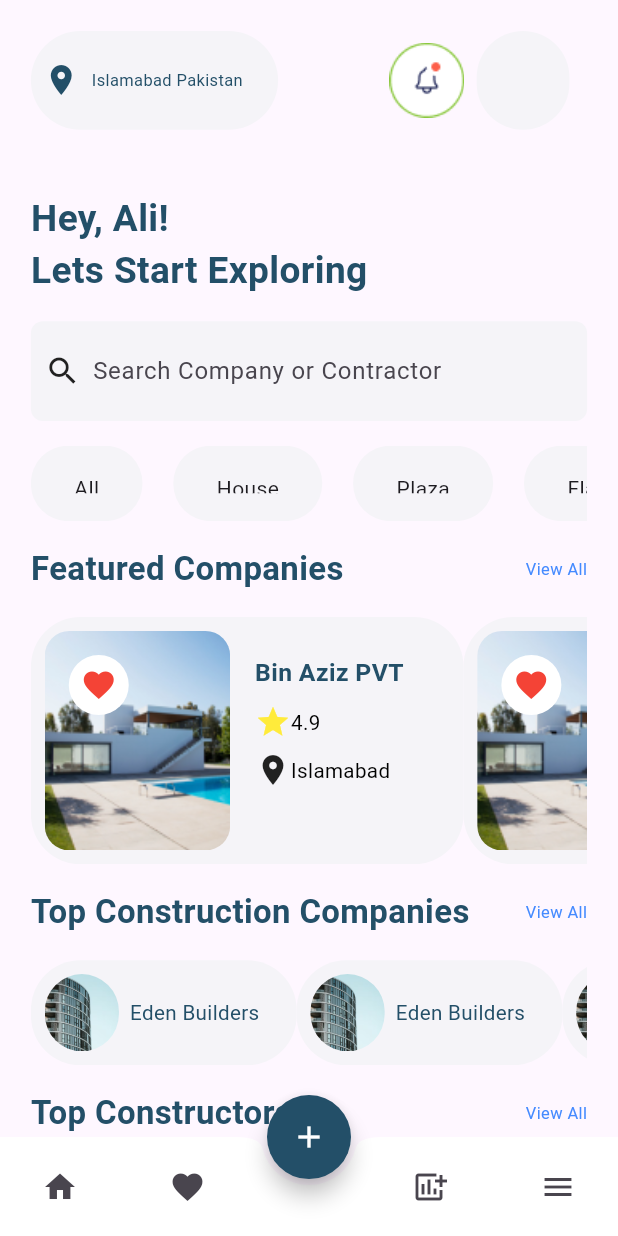
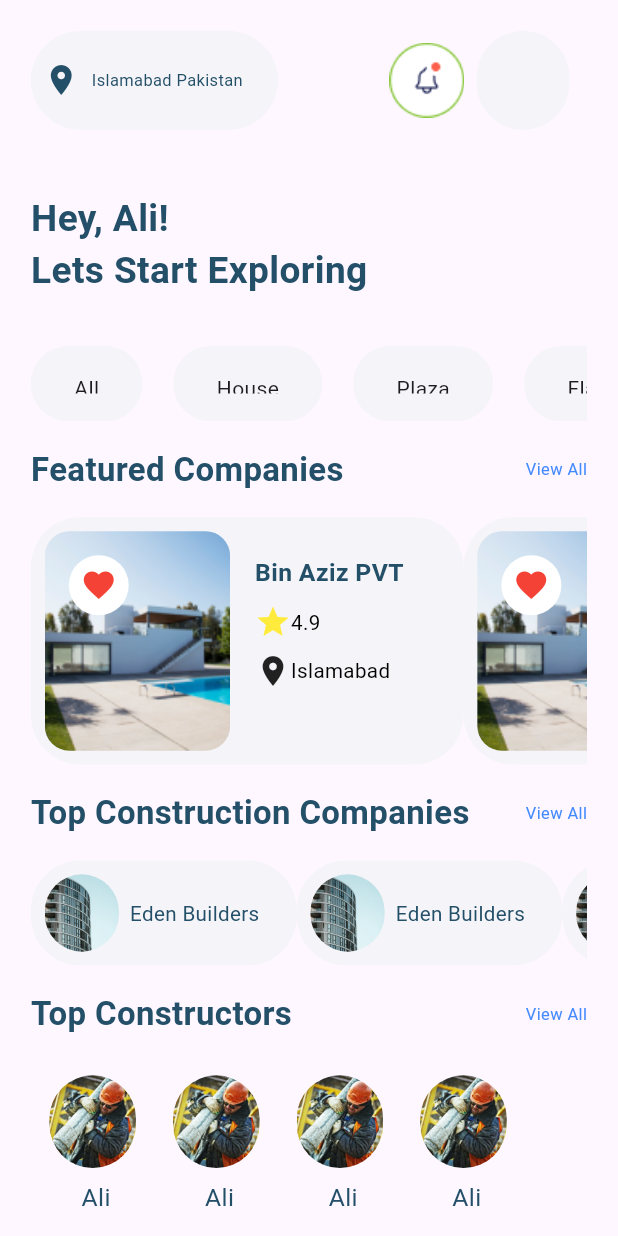
Before and after one commit to aneeq178/Build-Bind, a Flutter app: the Dashboard screen opened directly, on a phone screen of 412 x 824 dp. Run offline on Flutter 3.47's test engine with Material 3 defaults, Android fonts, the phone set to English and light mode, and no system bars; our stand-ins replace persistent_bottom_nav_bar, sizer.

Commit message:
18/02
Bottom nav

```diff
--- a/lib/View/home/dashboard_screen.dart
+++ b/lib/View/home/dashboard_screen.dart
@@ -26,59 +26,6 @@ class _DashboardState extends State<Dashboard> {
   @override
   Widget build(BuildContext context) {
     return Scaffold(
-      bottomNavigationBar:  BottomAppBar(
-        height: 8.h,
-        color: APPCOLORS.WHITE,
-        shape: CircularNotchedRectangle(),
-        child: Container(
-          decoration: BoxDecoration(
-            borderRadius: BorderRadius.only(
-              topLeft: Radius.circular(5.w),
-              topRight: Radius.circular(5.w),
-            ),
-          ),
-          child: Row(
-            mainAxisSize: MainAxisSize.max,
-            mainAxisAlignment: MainAxisAlignment.spaceBetween,
-            children: <Widget>[
-              IconButton(
-                icon: Icon(Icons.home),
-                onPressed: () {
-                },
-              ),
-              IconButton(
-                icon: Icon(Icons.favorite),
-                onPressed: () {
-                  Navigator.push(context, MaterialPageRoute(builder: (context)=>FavouriteScreen()));
-                },
-              ),
-              SizedBox(width: 40.0),
-              IconButton(
-                icon: Icon(Icons.add_chart),
-                onPressed: () {
-                  // Navigator.push(context, MaterialPageRoute(builder: (context)=>))
-                },
-              ),
-              IconButton(
-                icon: Icon(Icons.menu),
-                onPressed: () {
-                  Navigator.push(context, MaterialPageRoute(builder: (context)=>ProfileSetings()));
-                },
-              ),
-            ],
-          ),
-        ),
-      ),
-      floatingActionButtonLocation: FloatingActionButtonLocation.centerDocked,
-      floatingActionButton: FloatingActionButton(
-        shape: CircleBorder(),
-        backgroundColor: APPCOLORS.PRIMARY,
-        child: Icon(Icons.add,color: APPCOLORS.WHITE,),
-        onPressed: () {
-          Navigator.push(context, MaterialPageRoute(builder: (context)=>ListingProject()));
-
-        },
-      ),
 
       body: SingleChildScrollView(
         child: Padding(
@@ -135,36 +82,36 @@ class _DashboardState extends State<Dashboard> {
               hsizedbox2,
 
 
-              GestureDetector(
-                onTap: (){
-                  Navigator.push(context, MaterialPageRoute(builder: (context)=>SearchContractor()));
-                },
-                child: Container(
-                          padding: EdgeInsets.all(2.w),
-                          decoration: BoxDecoration(
-                            color: APPCOLORS.GREY,
-                            border: Border.all(color: Colors.transparent),
-                            borderRadius: BorderRadius.circular(8.0),
-                          ),
-                          child: Row(
-                            children: [
-                Icon(Icons.search),
-                SizedBox(width: 8.0),
-                Expanded(
-                  child: TextField(
-                    onTap: (){
-                      Navigator.push(context, MaterialPageRoute(builder: (context)=>SearchContractor()));
-                    },
-                    decoration: InputDecoration(
-                      hintText: 'Search Company or Contractor',
-                      border: InputBorder.none,
-                    ),
-                  ),
-                ),
-                            ],
-                          ),
-                        ),
-              ),
+              // GestureDetector(
+              //   onTap: (){
+              //     Navigator.push(context, MaterialPageRoute(builder: (context)=>SearchContractor()));
+              //   },
+              //   child: Container(
+              //             padding: EdgeInsets.all(2.w),
+              //             decoration: BoxDecoration(
+              //               color: APPCOLORS.GREY,
+              //               border: Border.all(color: Colors.transparent),
+              //               borderRadius: BorderRadius.circular(8.0),
+              //             ),
+              //             child: Row(
+              //               children: [
+              //   Icon(Icons.search),
+              //   SizedBox(width: 8.0),
+              //   Expanded(
+              //     child: TextField(
+              //       onTap: (){
+              //         Navigator.push(context, MaterialPageRoute(builder: (context)=>SearchContractor()));
+              //       },
+              //       decoration: InputDecoration(
+              //         hintText: 'Search Company or Contractor',
+              //         border: InputBorder.none,
+              //       ),
+              //     ),
+              //   ),
+              //               ],
+              //             ),
+              //           ),
+              // ),
 
             hsizedbox2,
 
--- a/lib/View/home/featured_companies.dart
+++ b/lib/View/home/featured_companies.dart
@@ -11,6 +11,11 @@ class FeaturedCompanies extends StatelessWidget {
   @override
   Widget build(BuildContext context) {
     return Scaffold(
+      appBar: AppBar(
+        toolbarHeight: 1,
+        elevation: 0,
+        automaticallyImplyLeading: false,
+      ),
       body: SingleChildScrollView(
         child: Padding(
           padding: EdgeInsets.all(4.w),
--- a/lib/View/show_snackbar.dart
+++ b/lib/View/show_snackbar.dart
@@ -8,7 +8,7 @@ void showSnackbar(BuildContext context, String message) {
 
   overlayEntry = OverlayEntry(
     builder: (context) => Positioned(
-      bottom: 15.w,
+      top: 15.w,
       left: 16.w,
       child: Material(
         color: Colors.transparent,
--- a/lib/main.dart
+++ b/lib/main.dart
@@ -1,7 +1,9 @@
 import 'package:buildbind/Utills/AppColors.dart';
+import 'package:buildbind/View/bottom_nav_bar.dart';
 import 'package:buildbind/View/home/dashboard_screen.dart';
 import 'package:buildbind/View/onbaording/splash_screen.dart';
 import 'package:flutter/material.dart';
+import 'package:flutter/services.dart';
 import 'package:sizer/sizer.dart';
 
 void main() {
@@ -11,18 +13,41 @@ void main() {
 class MyApp extends StatelessWidget {
   const MyApp({super.key});
 
+  final MaterialColor myCustomColor = const MaterialColor(
+    0xFF234F68,
+    <int, Color>{
+      50: Color(0xFFE3EBF0),
+      100: Color(0xFFB3C8D6),
+      200: Color(0xFF82A5BC),
+      300: Color(0xFF5272A1),
+      400: Color(0xFF314F87),
+      500: Color(0xFF234F68), // Your custom color
+      600: Color(0xFF1A455D),
+      700: Color(0xFF112C51),
+      800: Color(0xFF0A2246),
+      900: Color(0xFF01183B),
+    },
+  );
   // This widget is the root of your application.
   @override
   Widget build(BuildContext context) {
+    SystemChrome.setEnabledSystemUIMode(SystemUiMode.edgeToEdge, overlays: []);
+
     return
       Sizer(
           builder: (context, orientation, deviceType) {
             return MaterialApp(
+              theme: ThemeData(
+                  primarySwatch:myCustomColor,
+                  appBarTheme: AppBarTheme(
+                    systemOverlayStyle: SystemUiOverlayStyle(
+                      statusBarColor: APPCOLORS.SECONDARY,
+                      systemNavigationBarColor: APPCOLORS.SECONDARY,
+                      statusBarIconBrightness: Brightness.light,
+                      statusBarBrightness: Brightness.light,
+                    ),
+                  )),
               title: 'Flutter Demo',
-              theme: ThemeData(
-                colorScheme: ColorScheme.fromSeed(seedColor: Colors.deepPurple),
-                useMaterial3: true,
-              ),
               home: const MyHomePage(),
             );
           }
@@ -38,6 +63,6 @@ class MyHomePage extends StatelessWidget {
 
   @override
   Widget build(BuildContext context) {
-    return SplashScreen();
+    return BottomNavigation();
   }
 }
--- a/pubspec.yaml
+++ b/pubspec.yaml
@@ -36,6 +36,7 @@ dependencies:
   # Use with the CupertinoIcons class for iOS style icons.
   cupertino_icons: ^1.0.2
   sizer: ^2.0.15
+  persistent_bottom_nav_bar: ^5.0.2
 
 dev_dependencies:
   flutter_test:
```
Also changed, not shown: lib/View/Favourite/favourite_screen.dart (+5 -3 lines), lib/View/Search/search_contractor.dart (+11 -3 lines), lib/View/bottom_nav_bar.dart (added, +106 -0 lines), pubspec.lock.
